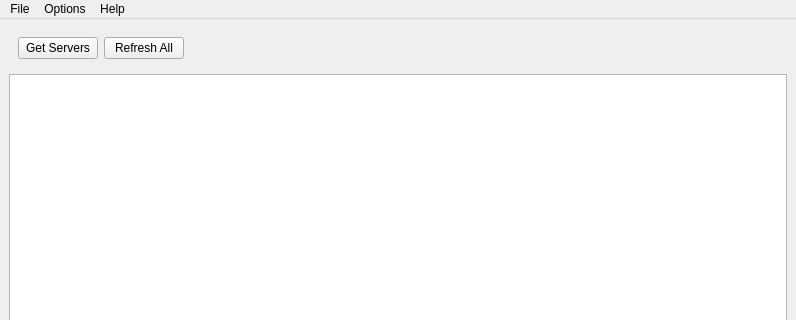
Above: src/gui/mainwindow.ui from Destroyerrrocket/doomseeker-unofficial before the change; both pictures show x 0 to 796 and y 0 to 320 of the 796 by 600 pixel window. Below: the same form after it.
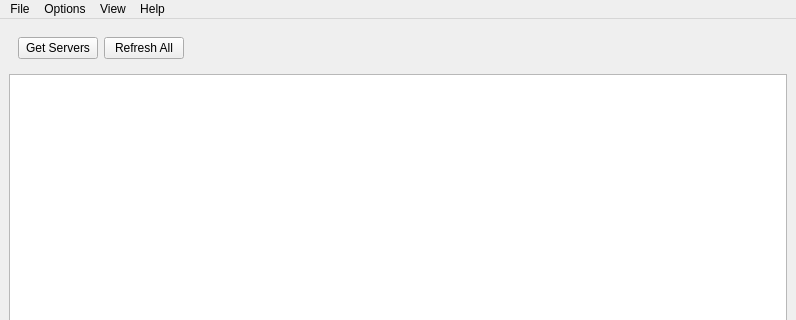
That is the form after the change. Custom widgets are drawn as their Qt base class.

Patch:
```diff
--- a/src/gui/mainwindow.ui
+++ b/src/gui/mainwindow.ui
@@ -113,8 +113,15 @@
     </property>
     <addaction name="menuActionQuit" />
    </widget>
+   <widget class="QMenu" name="menuView" >
+    <property name="title" >
+     <string>View</string>
+    </property>
+    <addaction name="menuActionServerInfo" />
+   </widget>
    <addaction name="menuFile" />
    <addaction name="menuOptions" />
+   <addaction name="menuView" />
    <addaction name="menuHelp" />
   </widget>
   <widget class="QStatusBar" name="statusbar" />
```
Left out of the diff: 8 changed lines with no effect on the pictures.
